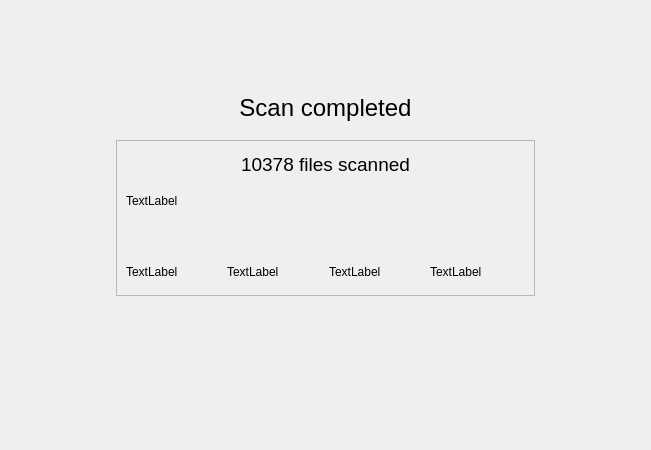
amd00/meduzzza, file sources/gui/ui/scanreswidget.ui: the form before one commit.
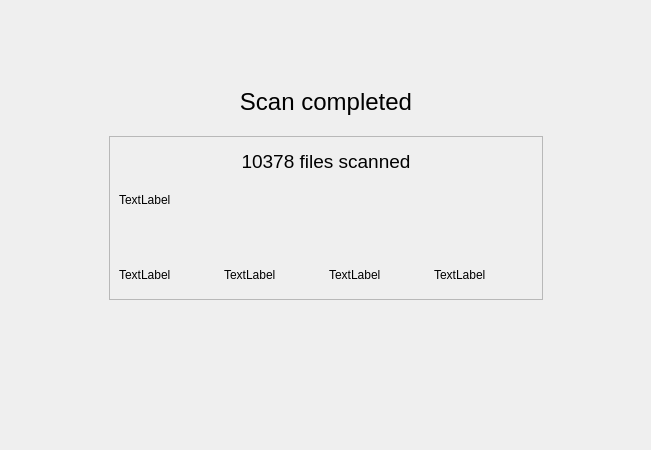
The form after the commit.

What changed in the file:
```diff
--- a/sources/gui/ui/scanreswidget.ui
+++ b/sources/gui/ui/scanreswidget.ui
@@ -14,6 +14,9 @@
    <string>Form</string>
   </property>
   <layout class="QVBoxLayout" name="verticalLayout_3" stretch="1,3,2">
+   <property name="margin">
+    <number>0</number>
+   </property>
    <item>
     <spacer name="verticalSpacer">
      <property name="orientation">
```
